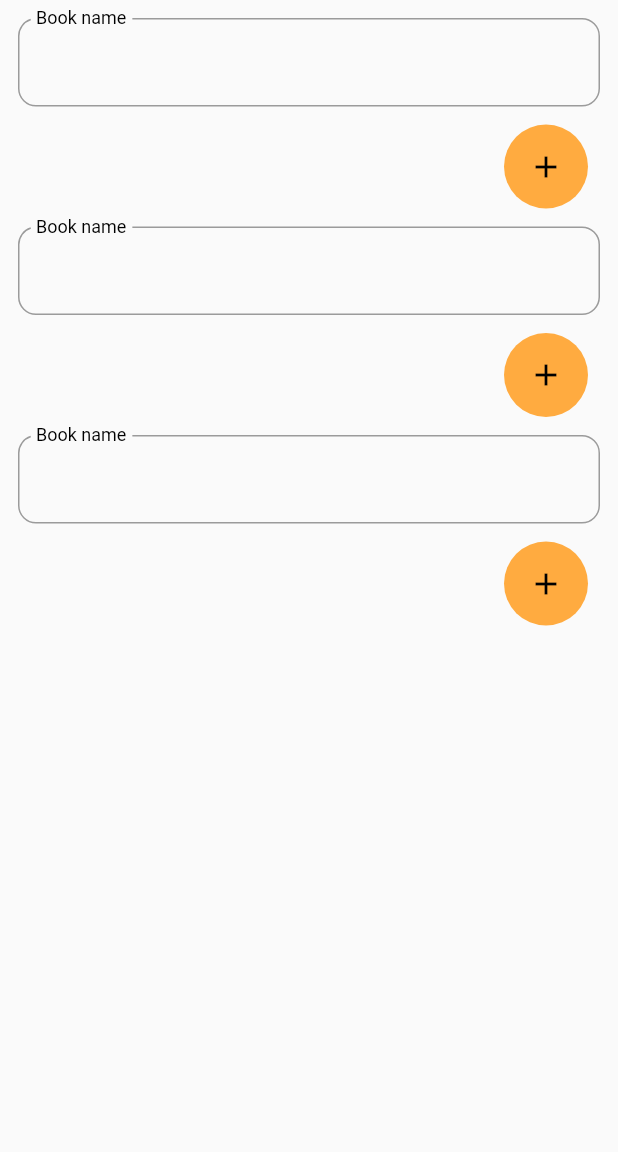
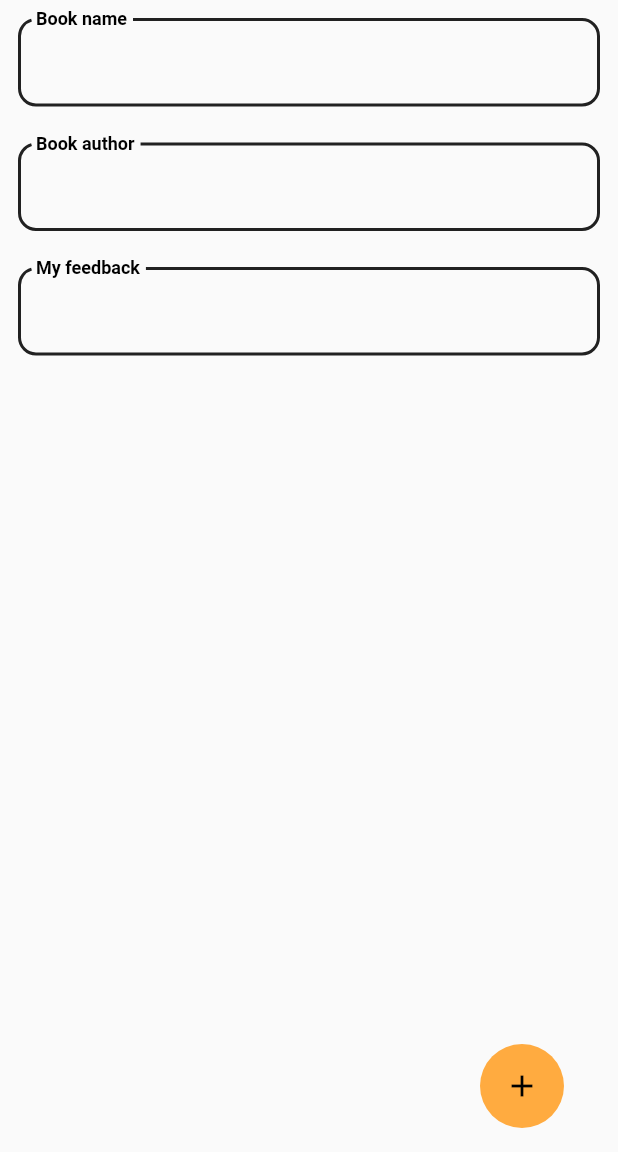
Before and after one commit to Kvitusja/my_book_app, a Flutter app: the AddNewBook screen opened directly, after a tap on the "add" icon, on a phone screen of 412 x 824 dp, the part 84-1236 px from its top. Run offline on Flutter 3.47's test engine with Material 2 defaults, Android fonts, the light colour scheme and no system bars; our stand-ins replace dotted_border, hive, hive_flutter; accounts and stored records are empty.

Commit message:
next commit

```diff
--- a/lib/add_book_field.dart
+++ b/lib/add_book_field.dart
@@ -1,10 +1,18 @@
 import 'package:flutter/material.dart';
+import 'package:my_book_app/add_new_book.dart';
 
-class AddBookField extends StatelessWidget {
+class AddBookField extends StatefulWidget {
   final String labelText;
+  final TextEditingController controller;
 
-  const AddBookField({Key? key, required this.labelText}) : super(key: key);
+  const AddBookField({Key? key, required this.labelText, required this.controller,})
+      : super(key: key);
 
+  @override
+  State<AddBookField> createState() => _AddBookFieldState();
+}
+
+class _AddBookFieldState extends State<AddBookField> {
   @override
   Widget build(BuildContext context) {
     return Column(
@@ -12,25 +20,21 @@ class AddBookField extends StatelessWidget {
         Padding(
           padding: const EdgeInsets.all(12.0),
           child: TextField(
+            controller: widget.controller,
             decoration: InputDecoration(
-                labelText: labelText,
-                floatingLabelBehavior: FloatingLabelBehavior.always,
-                floatingLabelStyle: const TextStyle(color: Colors.black),
-                border: OutlineInputBorder(
-                  borderRadius: BorderRadius.circular(12),
-                )),
-          ),
-        ),
-        Padding(
-          padding: const EdgeInsets.only(right: 20.0),
-          child: Align(
-            alignment: Alignment.centerRight,
-            child: FloatingActionButton(
-                heroTag: '1',
-                elevation: 0,
-                backgroundColor: Colors.orangeAccent,
-                child: const Icon(color: Colors.black, Icons.add),
-                onPressed: () {}),
+              labelText: widget.labelText,
+              floatingLabelBehavior: FloatingLabelBehavior.always,
+              labelStyle: const TextStyle(
+                  color: Colors.black, fontWeight: FontWeight.bold),
+              enabledBorder: OutlineInputBorder(
+                borderSide: const BorderSide(width: 2, color: Colors.black87),
+                borderRadius: BorderRadius.circular(12),
+              ),
+              focusedBorder: OutlineInputBorder(
+                borderSide: const BorderSide(width: 2, color: Colors.black87),
+                borderRadius: BorderRadius.circular(12),
+              ),
+            ),
           ),
         ),
       ],
--- a/lib/add_new_book.dart
+++ b/lib/add_new_book.dart
@@ -1,4 +1,6 @@
 import 'package:flutter/material.dart';
+import 'package:hive/hive.dart';
+import 'package:my_book_app/data/data.dart';
 
 import 'add_book_field.dart';
 
@@ -12,7 +14,36 @@ class AddNewBook extends StatefulWidget {
 }
 
 class _AddNewBookState extends State<AddNewBook> {
+  TextEditingController bookNameEditingController = TextEditingController();
+  TextEditingController authorNameEditingController = TextEditingController();
+  TextEditingController myFeedbackEditingController = TextEditingController();
+  final List<TextEditingController> controllers = [];
 
+  final _myBox = Hive.box('my_box');
+  MyDataBase myDataBase = MyDataBase();
+
+  final List<String> labelText = ['Book name', 'Book author', 'My feedback'];
+
+  @override
+  void initState() {
+    controllers.addAll([
+      bookNameEditingController,
+      authorNameEditingController,
+      myFeedbackEditingController
+    ]);
+    super.initState();
+  }
+
+  void saveNewBook() {
+    setState(() {
+      var bookFieldsData = {
+        labelText.elementAt(0): bookNameEditingController.text,
+        labelText.elementAt(1): authorNameEditingController.text,
+        labelText.elementAt(2): myFeedbackEditingController.text
+      };
+      myDataBase.books.add(bookFieldsData);
+    });
+  }
 
   @override
   Widget build(BuildContext context) {
@@ -28,96 +59,24 @@ class _AddNewBookState extends State<AddNewBook> {
       body: ListView.builder(
           itemCount: 3,
           itemBuilder: (BuildContext context, int index) {
-            return const AddBookField(
-              labelText: "Book name",
+            return AddBookField(
+              controller: controllers.elementAt(index),
+              labelText: labelText.elementAt(index),
             );
           }),
+      floatingActionButton: Padding(
+        padding: const EdgeInsets.only(right: 20.0),
+        child: Align(
+          alignment: Alignment.bottomRight,
+          child: FloatingActionButton(
+              elevation: 0,
+              backgroundColor: Colors.orangeAccent,
+              child: const Icon(color: Colors.black, Icons.add),
+              onPressed: () {
+                saveNewBook();
+              }),
+        ),
+      ),
     );
   }
 }
-
-
-/*
-Column(
-        children: [
-          Padding(
-            padding: const EdgeInsets.all(12.0),
-            child: TextField(
-              decoration: InputDecoration(
-                  labelText: 'Book name',
-                  floatingLabelBehavior: FloatingLabelBehavior.always,
-                  floatingLabelStyle: const TextStyle(color: Colors.black),
-                  border: OutlineInputBorder(
-                    borderRadius: BorderRadius.circular(12),
-                  )),
-            ),
-          ),
-          Padding(
-            padding: const EdgeInsets.only(right: 20.0),
-            child: Align(
-              alignment: Alignment.centerRight,
-              child: FloatingActionButton(
-                  heroTag: '1',
-                  elevation: 0,
-                  backgroundColor: Colors.orangeAccent,
-                  child:const Icon(
-                      color: Colors.black,
-                      Icons.add),
-                  onPressed: (){}),
-            ),
-          ),
-          Padding(
-            padding: const EdgeInsets.all(12.0),
-            child: TextField(
-              decoration: InputDecoration(
-                floatingLabelBehavior: FloatingLabelBehavior.always,
-                  labelText: 'Author',
-                  floatingLabelStyle: const TextStyle(color: Colors.black),
-                  border: OutlineInputBorder(
-                    borderRadius: BorderRadius.circular(12),
-                  )),
-            ),
-          ),
-          Padding(
-            padding: const EdgeInsets.only(right: 20.0),
-            child: Align(
-              alignment: Alignment.centerRight,
-              child: FloatingActionButton(
-                  heroTag: '3',
-                  elevation: 0,
-                  backgroundColor: Colors.orangeAccent,
-                  child:const Icon(
-                      color: Colors.black,
-                      Icons.add),
-                  onPressed: (){}),
-            ),
-          ),
-          Padding(
-            padding: const EdgeInsets.all(12.0),
-            child: TextField(
-              decoration: InputDecoration(
-                  labelText: 'My feedback',
-                  floatingLabelBehavior: FloatingLabelBehavior.always,
-                  floatingLabelStyle: const TextStyle(color: Colors.black),
-                  border: OutlineInputBorder(
-                    borderRadius: BorderRadius.circular(12),
-                  )),
-            ),
-          ),
-          Padding(
-            padding: const EdgeInsets.only(right: 20.0),
-            child: Align(
-              alignment: Alignment.centerRight,
-              child: FloatingActionButton(
-                  heroTag: '2',
-                  elevation: 0,
-                  backgroundColor: Colors.orangeAccent,
-                  child:const Icon(
-                      color: Colors.black,
-                      Icons.add),
-                  onPressed: (){}),
-            ),
-          ),
-        ],
-      ),
- */
--- /dev/null
+++ b/lib/data/data.dart
@@ -0,0 +1,8 @@
+import 'package:hive/hive.dart';
+
+class MyDataBase {
+  final List<Map> books = [];
+
+  final _myBox = Hive.box('my_box');
+
+}
--- a/pubspec.yaml
+++ b/pubspec.yaml
@@ -33,6 +33,8 @@ dependencies:
     sdk: flutter
 
   dotted_border: ^2.0.0+2
+  hive: ^2.2.3
+  hive_flutter: ^1.1.0
 
 
   # The following adds the Cupertino Icons font to your application.
@@ -42,6 +44,8 @@ dependencies:
 dev_dependencies:
   flutter_test:
     sdk: flutter
+  hive_generator: ^1.1.3
+  build_runner: ^2.1.11
 
   # The "flutter_lints" package below contains a set of recommended lints to
   # encourage good coding practices. The lint set provided by the package is
```
Also changed, not shown: lib/main.dart (+7 -1 lines), lib/my_feedback.dart (deleted), pubspec.lock.
